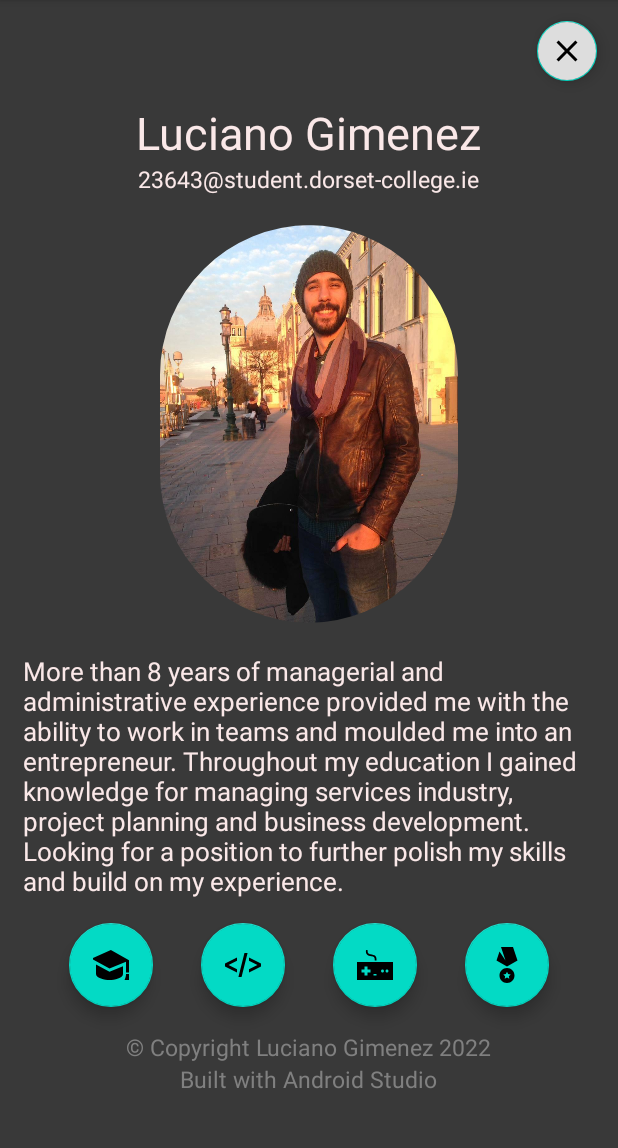
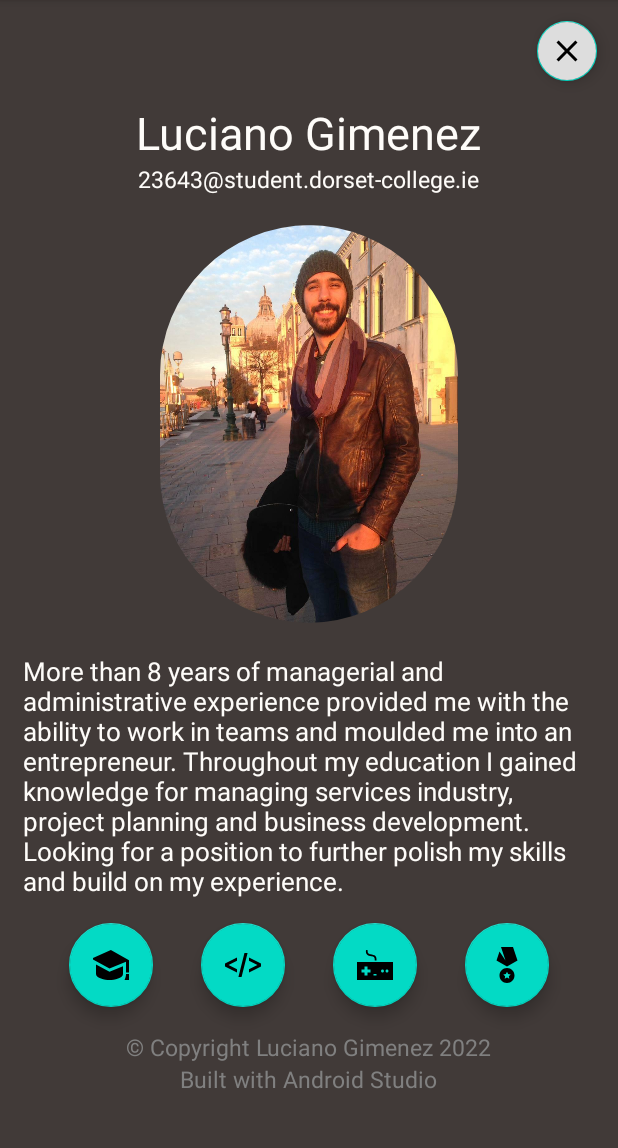
Before and after one commit to 23643studentdorset/Mobile_app_CA1_23643_LucianoGimenez, an Android app: the screen it shows after launch (MainActivity), on a phone screen of 412 x 824 dp, the part 84-1232 px from its top. Run offline under Robolectric (Android 15) with nearby library versions, the phone set to English and light mode, and no system bars.

Commit message:
change background and text colors in main

```diff
--- a/app/src/main/res/layout/activity_main.xml
+++ b/app/src/main/res/layout/activity_main.xml
@@ -4,7 +4,7 @@
     xmlns:tools="http://schemas.android.com/tools"
     android:layout_width="match_parent"
     android:layout_height="match_parent"
-    android:background="#393939"
+    android:background="#413A38"
     android:orientation="vertical"
     tools:context=".MainActivity">
 
@@ -32,7 +32,7 @@
             android:layout_height="wrap_content"
             android:layout_gravity="center_horizontal"
             android:text="@string/full_name"
-            android:textColor="#fffae8e8"
+            android:textColor="#FEFCF9"
             android:textSize="30sp" />
 
 
@@ -43,7 +43,7 @@
             android:layout_height="wrap_content"
             android:layout_gravity="center_horizontal"
             android:text="@string/email"
-            android:textColor="#fffae8e8"
+            android:textColor="#FEFCF9"
             android:textSize="15sp" />
 
         <com.google.android.material.imageview.ShapeableImageView
@@ -66,7 +66,7 @@
             android:layout_marginTop="20dp"
             android:paddingHorizontal="15dp"
             android:text="@string/intro"
-            android:textColor="#fffae8e8"
+            android:textColor="#FEFCF9"
             android:textSize="17sp" />
 
         <LinearLayout
@@ -80,7 +80,7 @@
                 android:layout_height="wrap_content"
                 android:layout_margin="16dp"
                 android:contentDescription="@string/education"
-                android:src="@drawable/ic_iconmonstr_education_1" />
+                android:src="@drawable/ic_iconmonstr_education_1"/>
 
             <com.google.android.material.floatingactionbutton.FloatingActionButton
                 android:id="@+id/skillsButton"
```
